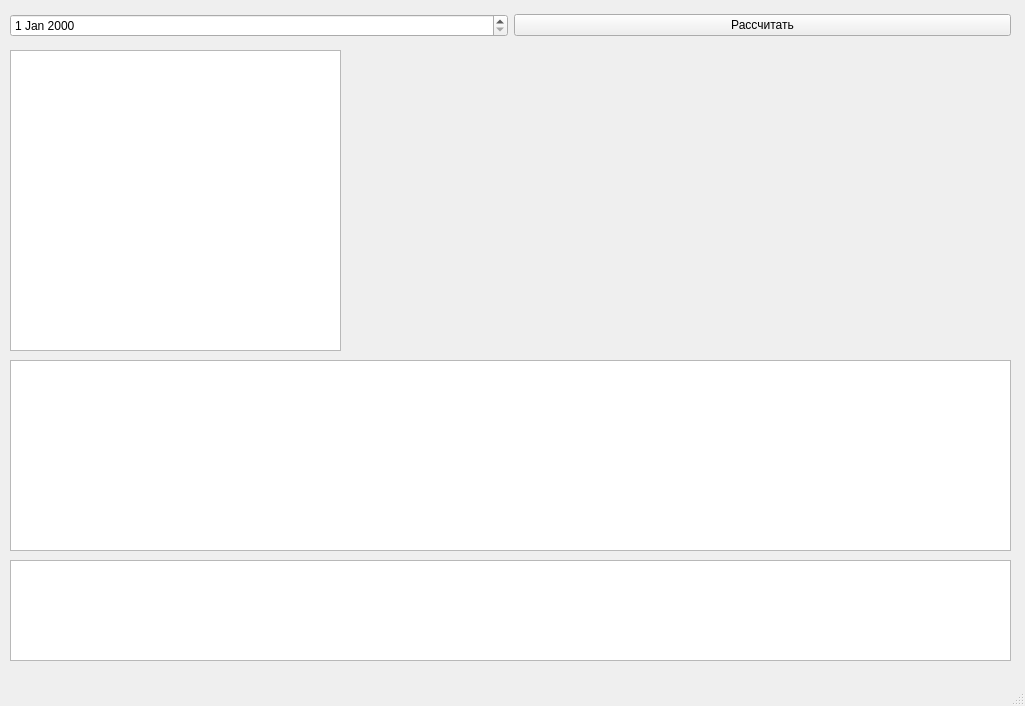
Qt form MainWindow.ui (XeonDead/Numerology) before a commit.
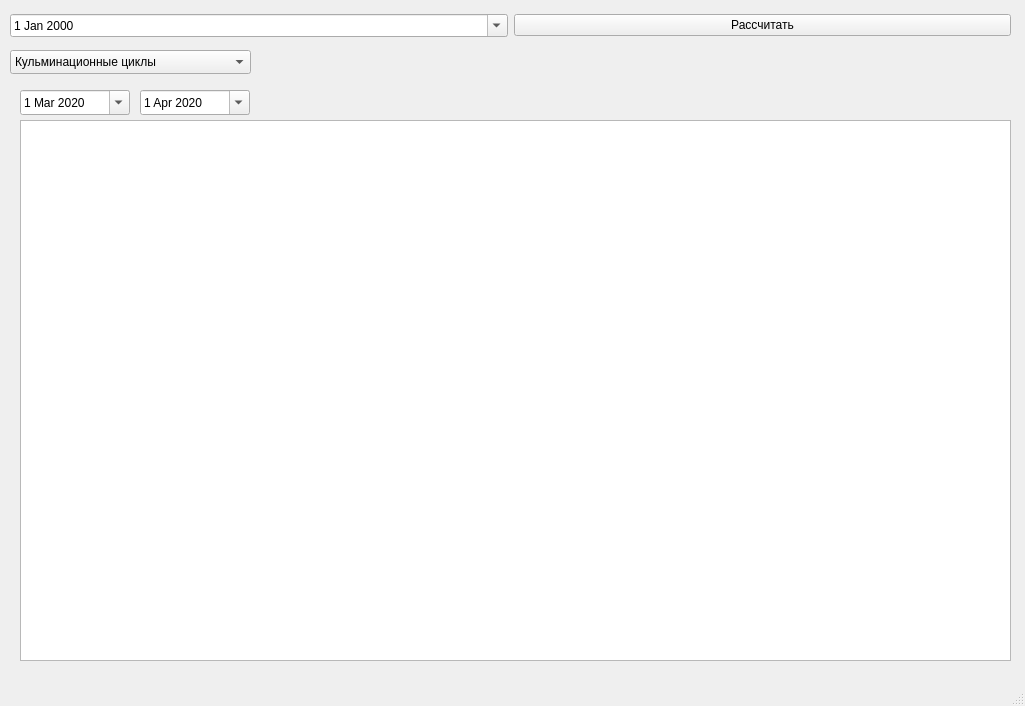
The same form after that commit. The open tabs and pages were chosen to show the change. Custom widgets are drawn as their Qt base class.

What changed in the file:
```diff
--- a/MainWindow.ui
+++ b/MainWindow.ui
@@ -25,7 +25,11 @@
     </property>
     <layout class="QHBoxLayout" name="horizontalLayout">
      <item>
-      <widget class="QDateEdit" name="dateEdit"/>
+      <widget class="QDateEdit" name="dateEdit">
+       <property name="calendarPopup">
+        <bool>true</bool>
+       </property>
+      </widget>
      </item>
      <item>
       <widget class="QPushButton" name="pushButton">
@@ -36,12 +40,45 @@
      </item>
     </layout>
    </widget>
-   <widget class="QWidget" name="horizontalLayoutWidget">
+   <widget class="QComboBox" name="comboBox">
     <property name="geometry">
      <rect>
       <x>10</x>
       <y>50</y>
-      <width>331</width>
+      <width>241</width>
+      <height>24</height>
+     </rect>
+    </property>
+    <item>
+     <property name="text">
+      <string>Кульминационные циклы</string>
+     </property>
+    </item>
+    <item>
+     <property name="text">
+      <string>Расчёт числа дня</string>
+     </property>
+    </item>
+   </widget>
+   <widget class="QStackedWidget" name="stackedWidget">
+    <property name="geometry">
+     <rect>
+      <x>10</x>
+      <y>80</y>
+      <width>1001</width>
+      <height>591</height>
+     </rect>
+    </property>
+    <property name="currentIndex">
+     <number>0</number>
+    </property>
+    <widget class="QWidget" name="culmination">
+     <widget class="QWidget" name="horizontalLayoutWidget">
+      <property name="geometry">
+       <rect>
+        <x>0</x>
+        <y>0</y>
+        <width>361</width>
       <height>301</height>
      </rect>
     </property>
@@ -54,10 +91,10 @@
    <widget class="QWidget" name="horizontalLayoutWidget_2">
     <property name="geometry">
      <rect>
-      <x>10</x>
-      <y>360</y>
-      <width>1001</width>
-      <height>191</height>
+        <x>0</x>
+        <y>310</y>
+        <width>471</width>
+        <height>271</height>
      </rect>
     </property>
     <layout class="QHBoxLayout" name="horizontalLayout_3">
@@ -69,10 +106,10 @@
    <widget class="QWidget" name="horizontalLayoutWidget_3">
     <property name="geometry">
      <rect>
-      <x>10</x>
-      <y>560</y>
-      <width>1001</width>
-      <height>101</height>
+        <x>480</x>
+        <y>310</y>
+        <width>521</width>
+        <height>271</height>
      </rect>
     </property>
     <layout class="QHBoxLayout" name="horizontalLayout_4">
@@ -87,6 +124,60 @@
       </widget>
      </item>
     </layout>
+     </widget>
+    </widget>
+    <widget class="QWidget" name="dayNumber">
+     <widget class="QTableView" name="dayNumberTableView">
+      <property name="geometry">
+       <rect>
+        <x>10</x>
+        <y>40</y>
+        <width>991</width>
+        <height>541</height>
+       </rect>
+      </property>
+     </widget>
+     <widget class="QDateEdit" name="dayNumberFirstDate">
+      <property name="geometry">
+       <rect>
+        <x>10</x>
+        <y>10</y>
+        <width>110</width>
+        <height>25</height>
+       </rect>
+      </property>
+      <property name="calendarPopup">
+       <bool>true</bool>
+      </property>
+      <property name="date">
+       <date>
+        <year>2020</year>
+        <month>3</month>
+        <day>1</day>
+       </date>
+      </property>
+     </widget>
+     <widget class="QDateEdit" name="dayNumberSecondDate">
+      <property name="geometry">
+       <rect>
+        <x>130</x>
+        <y>10</y>
+        <width>110</width>
+        <height>25</height>
+       </rect>
+      </property>
+      <property name="calendarPopup">
+       <bool>true</bool>
+      </property>
+      <property name="date">
+       <date>
+        <year>2020</year>
+        <month>4</month>
+        <day>1</day>
+       </date>
+      </property>
+     </widget>
+    </widget>
    </widget>
   </widget>
   <widget class="QMenuBar" name="menubar">
```
Left out of the diff: 4 changed lines with no effect on the pictures. Lines whose indentation alone changed are shown as unchanged.
